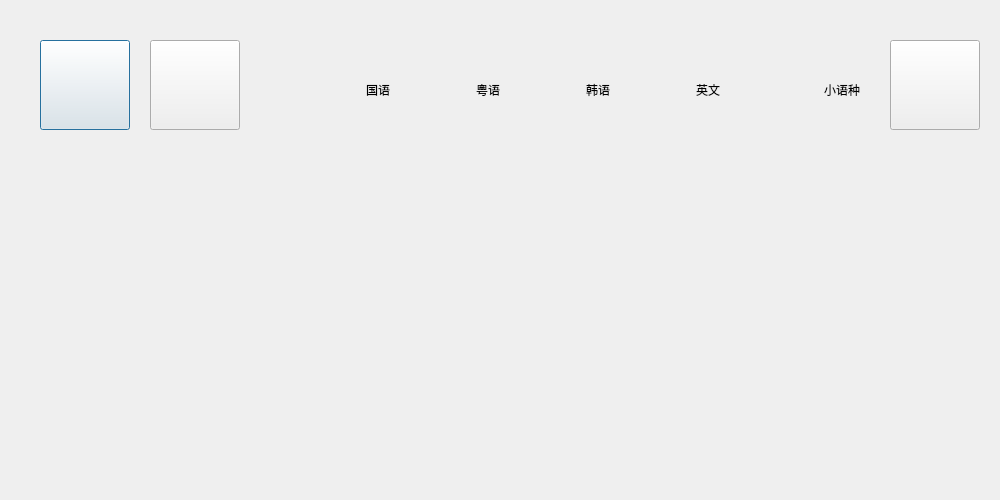
Above: src/XMusic/medialibdlg.ui from 1028417/XMusic before the change. Below: the same form after it.
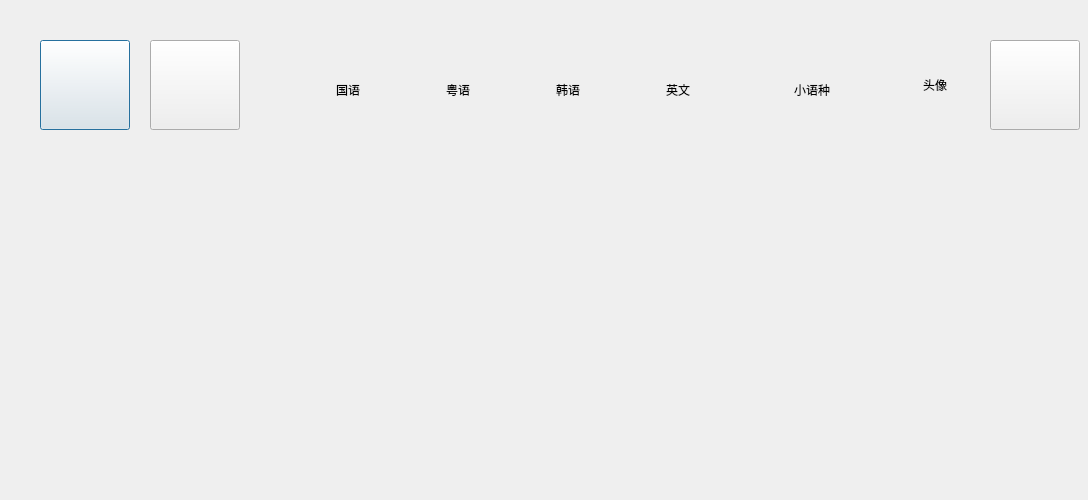
That is the form after the change. Icons and pictures are not drawn. Custom widgets are drawn as their Qt base class.

```diff
--- a/src/XMusic/medialibdlg.ui
+++ b/src/XMusic/medialibdlg.ui
@@ -6,7 +6,7 @@
    <rect>
     <x>0</x>
     <y>0</y>
-    <width>1000</width>
+    <width>1088</width>
     <height>500</height>
    </rect>
   </property>
@@ -88,7 +88,7 @@
   <widget class="CButton" name="btnPlay">
    <property name="geometry">
     <rect>
-     <x>890</x>
+     <x>990</x>
      <y>40</y>
      <width>90</width>
      <height>90</height>
@@ -116,7 +116,7 @@
   <widget class="QFrame" name="frameFilterLanguage">
    <property name="geometry">
     <rect>
-     <x>280</x>
+     <x>250</x>
      <y>60</y>
      <width>585</width>
      <height>60</height>
@@ -229,6 +229,31 @@
    <zorder>labelDemandEUR</zorder>
    <zorder>labelDemandCN</zorder>
   </widget>
+  <widget class="CLabel" name="labelSingerImg">
+   <property name="geometry">
+    <rect>
+     <x>890</x>
+     <y>40</y>
+     <width>90</width>
+     <height>90</height>
+    </rect>
+   </property>
+   <property name="text">
+    <string>头像</string>
+   </property>
+   <property name="alignment">
+    <set>Qt::AlignCenter</set>
+   </property>
+   <property name="wordWrap">
+    <bool>true</bool>
+   </property>
+  </widget>
+  <zorder>labelSingerImg</zorder>
+  <zorder>btnReturn</zorder>
+  <zorder>labelTitle</zorder>
+  <zorder>btnUpward</zorder>
+  <zorder>btnPlay</zorder>
+  <zorder>frameFilterLanguage</zorder>
  </widget>
  <customwidgets>
   <customwidget>
```
